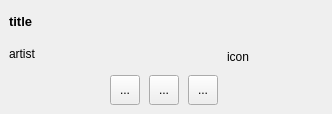
Old version of the form MediaFlyout/MediaFlyout.ui in the repository rampageX/QuickSoundSwitcher.
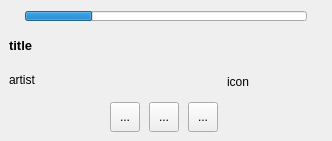
New version of the form.

Diff of the .ui file:
```diff
--- a/MediaFlyout/MediaFlyout.ui
+++ b/MediaFlyout/MediaFlyout.ui
@@ -6,8 +6,8 @@
    <rect>
     <x>0</x>
     <y>0</y>
-    <width>330</width>
-    <height>114</height>
+    <width>332</width>
+    <height>141</height>
    </rect>
   </property>
   <property name="windowTitle">
@@ -29,7 +29,40 @@
    <property name="spacing">
     <number>9</number>
    </property>
-   <item row="0" column="0" colspan="2">
+   <item row="1" column="2">
+    <spacer name="horizontalSpacer_2">
+     <property name="orientation">
+      <enum>Qt::Orientation::Horizontal</enum>
+     </property>
+     <property name="sizeHint" stdset="0">
+      <size>
+       <width>40</width>
+       <height>20</height>
+      </size>
+     </property>
+    </spacer>
+   </item>
+   <item row="1" column="3" rowspan="3">
+    <widget class="QLabel" name="icon">
+     <property name="minimumSize">
+      <size>
+       <width>96</width>
+       <height>96</height>
+      </size>
+     </property>
+     <property name="text">
+      <string>icon</string>
+     </property>
+    </widget>
+   </item>
+   <item row="2" column="0" colspan="2">
+    <widget class="QLabel" name="artist">
+     <property name="text">
+      <string>artist</string>
+     </property>
+    </widget>
+   </item>
+   <item row="1" column="0" colspan="2">
     <widget class="QLabel" name="title">
      <property name="sizePolicy">
       <sizepolicy hsizetype="Preferred" vsizetype="Preferred">
@@ -57,40 +90,7 @@
      </property>
     </widget>
    </item>
-   <item row="1" column="0" colspan="2">
-    <widget class="QLabel" name="artist">
-     <property name="text">
-      <string>artist</string>
-     </property>
-    </widget>
-   </item>
-   <item row="0" column="3" rowspan="3">
-    <widget class="QLabel" name="icon">
-     <property name="minimumSize">
-      <size>
-       <width>96</width>
-       <height>96</height>
-      </size>
-     </property>
-     <property name="text">
-      <string>icon</string>
-     </property>
-    </widget>
-   </item>
-   <item row="0" column="2">
-    <spacer name="horizontalSpacer_2">
-     <property name="orientation">
-      <enum>Qt::Orientation::Horizontal</enum>
-     </property>
-     <property name="sizeHint" stdset="0">
-      <size>
-       <width>40</width>
-       <height>20</height>
-      </size>
-     </property>
-    </spacer>
-   </item>
-   <item row="2" column="0" colspan="3">
+   <item row="3" column="0" colspan="3">
     <layout class="QGridLayout" name="gridLayout_2">
      <item row="0" column="0">
       <spacer name="horizontalSpacer">
@@ -164,6 +164,40 @@
      </item>
     </layout>
    </item>
+   <item row="0" column="0" colspan="4">
+    <layout class="QGridLayout" name="gridLayout_3">
+     <item row="0" column="0">
+      <widget class="QLabel" name="currentTime">
+       <property name="text">
+        <string/>
+       </property>
+      </widget>
+     </item>
+     <item row="0" column="1">
+      <widget class="QProgressBar" name="progressBar">
+       <property name="maximumSize">
+        <size>
+         <width>16777215</width>
+         <height>10</height>
+        </size>
+       </property>
+       <property name="value">
+        <number>24</number>
+       </property>
+       <property name="textVisible">
+        <bool>false</bool>
+       </property>
+      </widget>
+     </item>
+     <item row="0" column="2">
+      <widget class="QLabel" name="totalTime">
+       <property name="text">
+        <string/>
+       </property>
+      </widget>
+     </item>
+    </layout>
+   </item>
   </layout>
  </widget>
  <resources/>
```
